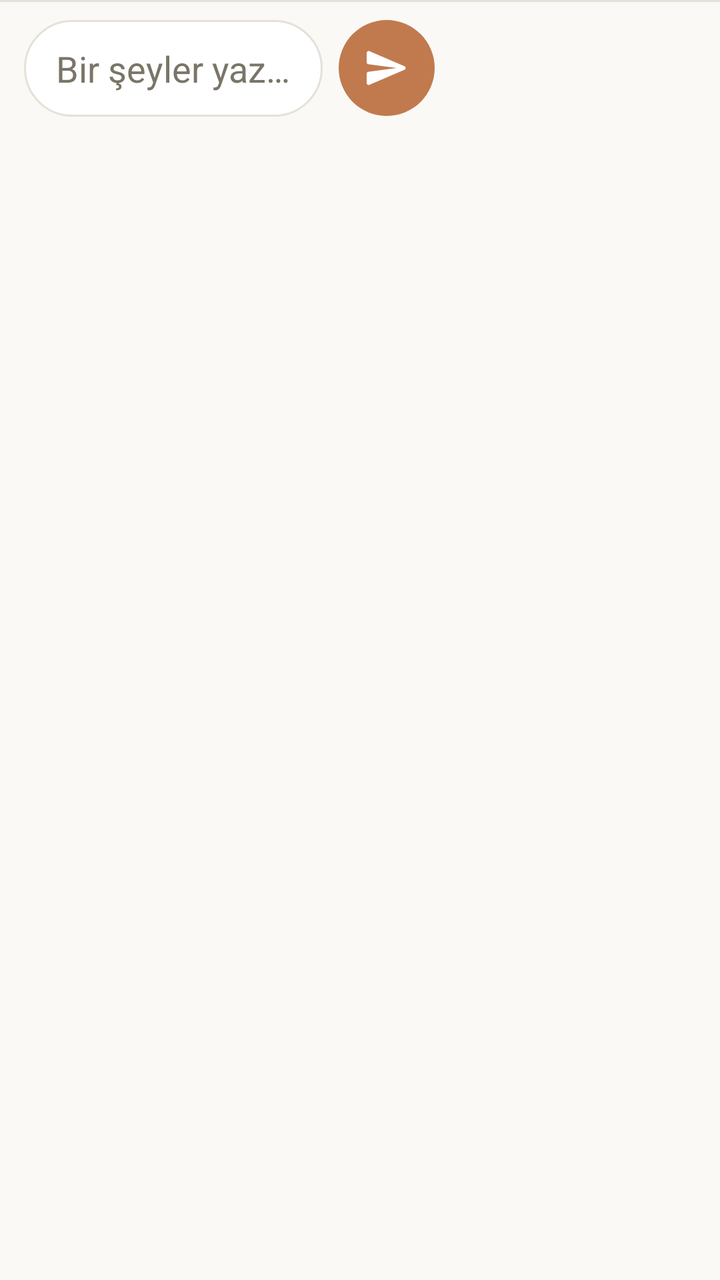
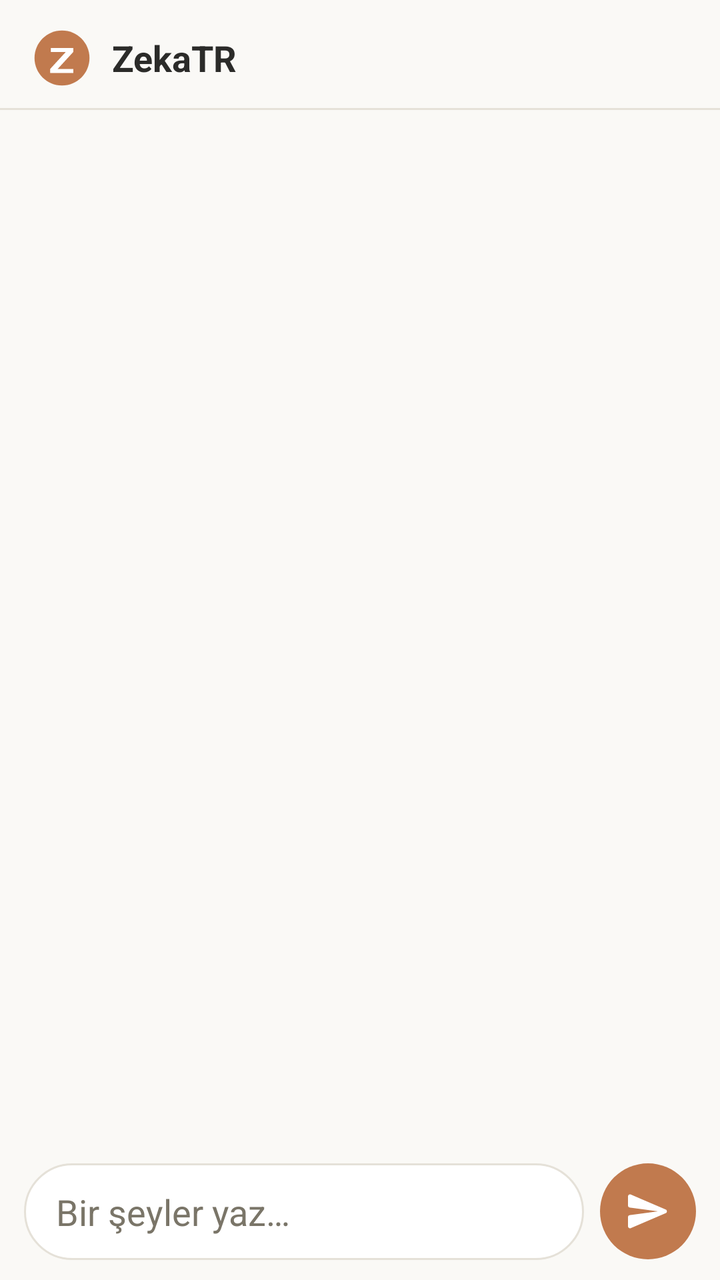

Two renders of the same Android screen: before a commit and after it. Below are the layout's source before the change and the commit's diff.
<!-- AndroidManifest.xml: activity theme Theme.ZekaTR -->
<!-- res/layout/activity_main.xml -->
<?xml version="1.0" encoding="utf-8"?>
<androidx.constraintlayout.widget.ConstraintLayout
    xmlns:android="http://schemas.android.com/apk/res/android"
    xmlns:app="http://schemas.android.com/apk/res/app"
    android:layout_width="match_parent"
    android:layout_height="match_parent"
    android:background="@color/bg_main">

    
    <LinearLayout
        android:id="@+id/topBar"
        android:layout_width="0dp"
        android:layout_height="wrap_content"
        android:orientation="horizontal"
        android:gravity="center_vertical"
        android:paddingHorizontal="16dp"
        android:paddingTop="14dp"
        android:paddingBottom="10dp"
        app:layout_constraintTop_toTopOf="parent"
        app:layout_constraintStart_toStartOf="parent"
        app:layout_constraintEnd_toEndOf="parent">

        <ImageView
            android:layout_width="30dp"
            android:layout_height="30dp"
            android:src="@drawable/ic_logo"
            android:contentDescription="@string/app_name" />

        <TextView
            android:layout_width="0dp"
            android:layout_height="wrap_content"
            android:layout_weight="1"
            android:layout_marginStart="10dp"
            android:text="@string/app_name"
            android:textColor="@color/text_primary"
            android:textSize="18sp"
            android:textStyle="bold" />
    </LinearLayout>

    <View
        android:id="@+id/topDivider"
        android:layout_width="0dp"
        android:layout_height="1dp"
        android:background="@color/divider"
        app:layout_constraintTop_toBottomOf="@id/topBar"
        app:layout_constraintStart_toStartOf="parent"
        app:layout_constraintEnd_toEndOf="parent" />

    
    <androidx.recyclerview.widget.RecyclerView
        android:id="@+id/recyclerMessages"
        android:layout_width="0dp"
        android:layout_height="0dp"
        android:clipToPadding="false"
        android:paddingHorizontal="12dp"
        android:paddingTop="12dp"
        android:paddingBottom="12dp"
        app:layout_constraintTop_toBottomOf="@id/topDivider"
        app:layout_constraintBottom_toTopOf="@id/inputBar"
        app:layout_constraintStart_toStartOf="parent"
        app:layout_constraintEnd_toEndOf="parent" />

    
    <LinearLayout
        android:id="@+id/inputBar"
        android:layout_width="0dp"
        android:layout_height="wrap_content"
        android:orientation="horizontal"
        android:gravity="center_vertical"
        android:paddingHorizontal="12dp"
        android:paddingVertical="10dp"
        app:layout_constraintBottom_toBottomOf="parent"
        app:layout_constraintStart_toStartOf="parent"
        app:layout_constraintEnd_toEndOf="parent">

        <EditText
            android:id="@+id/editMessage"
            android:layout_width="0dp"
            android:layout_height="wrap_content"
            android:layout_weight="1"
            android:background="@drawable/bg_input"
            android:hint="@string/hint_message"
            android:textColorHint="@color/text_secondary"
            android:textColor="@color/text_primary"
            android:paddingHorizontal="16dp"
            android:paddingVertical="12dp"
            android:maxLines="5"
            android:inputType="textMultiLine|textCapSentences" />

        <ImageButton
            android:id="@+id/btnSend"
            android:layout_width="48dp"
            android:layout_height="48dp"
            android:layout_marginStart="8dp"
            android:background="@drawable/bg_send_button"
            android:src="@drawable/ic_send"
            android:contentDescription="@string/send"
            android:scaleType="center" />
    </LinearLayout>

</androidx.constraintlayout.widget.ConstraintLayout>
<!-- resources referenced by this layout -->
<resources>
  <color name="bg_main">#FAF9F6</color>
  <color name="divider">#E5E1D8</color>
  <color name="text_primary">#2B2B29</color>
  <color name="text_secondary">#7A7568</color>
  <!-- drawable bg_input (drawable) -->
  <?xml version="1.0" encoding="utf-8"?>
  <shape xmlns:android="http://schemas.android.com/apk/res/android">
      <solid android:color="@color/white" />
      <stroke android:width="1dp" android:color="@color/divider" />
      <corners android:radius="24dp" />
  </shape>
  <!-- drawable bg_send_button (drawable) -->
  <?xml version="1.0" encoding="utf-8"?>
  <shape xmlns:android="http://schemas.android.com/apk/res/android">
      <solid android:color="@color/accent" />
      <corners android:radius="24dp" />
  </shape>
  <!-- drawable ic_logo (drawable) -->
  <?xml version="1.0" encoding="utf-8"?>
  <vector xmlns:android="http://schemas.android.com/apk/res/android"
      android:width="48dp"
      android:height="48dp"
      android:viewportWidth="48"
      android:viewportHeight="48">
      <path
          android:fillColor="#C17A4E"
          android:pathData="M24,2 C11.85,2 2,11.85 2,24 C2,36.15 11.85,46 24,46 C36.15,46 46,36.15 46,24 C46,11.85 36.15,2 24,2 Z" />
      <path
          android:fillColor="#FFFFFF"
          android:pathData="M15,16 h18 v3.2 l-12.5,13.6 h12.5 v3.2 h-18.5 v-3.2 l12.5,-13.6 h-12 z" />
  </vector>
  <!-- drawable ic_send (drawable) -->
  <?xml version="1.0" encoding="utf-8"?>
  <vector xmlns:android="http://schemas.android.com/apk/res/android"
      android:width="24dp"
      android:height="24dp"
      android:viewportWidth="24"
      android:viewportHeight="24"
      android:tint="@color/white">
      <path
          android:fillColor="@android:color/white"
          android:pathData="M3.4,20.4l17.45,-7.48c0.81,-0.35 0.81,-1.49 0,-1.84L3.4,3.6c-0.66,-0.29 -1.39,0.2 -1.39,0.91L2,9.12c0,0.5 0.37,0.93 0.87,0.99L17,12l-14.13,1.89c-0.5,0.06 -0.87,0.49 -0.87,0.99l0.01,4.61c0,0.71 0.73,1.2 1.39,0.91z" />
  </vector>
  <string name="app_name">ZekaTR</string>
  <string name="hint_message">Bir şeyler yaz…</string>
  <string name="send">Gönder</string>
  <style name="Theme.ZekaTR" parent="Theme.MaterialComponents.DayNight.NoActionBar">
          <item name="colorPrimary">@color/accent</item>
          <item name="colorPrimaryDark">@color/accent_dark</item>
          <item name="colorAccent">@color/accent</item>
          <item name="android:windowBackground">@color/bg_main</item>
          <item name="android:statusBarColor">@color/bg_main</item>
          <item name="android:windowLightStatusBar" tools:targetApi="m">true</item>
      </style>
  <color name="white">#FFFFFF</color>
  <color name="accent">#C17A4E</color>
  <color name="accent_dark">#A2603A</color>
</resources>

<!-- the commit's change to res/layout/activity_main.xml (unified diff, before → after) -->
@@ -1,7 +1,7 @@
 <?xml version="1.0" encoding="utf-8"?>
 <androidx.constraintlayout.widget.ConstraintLayout
     xmlns:android="http://schemas.android.com/apk/res/android"
-    xmlns:app="http://schemas.android.com/apk/res/app"
+    xmlns:app="http://schemas.android.com/apk/res-auto"
     android:layout_width="match_parent"
     android:layout_height="match_parent"
     android:background="@color/bg_main">
